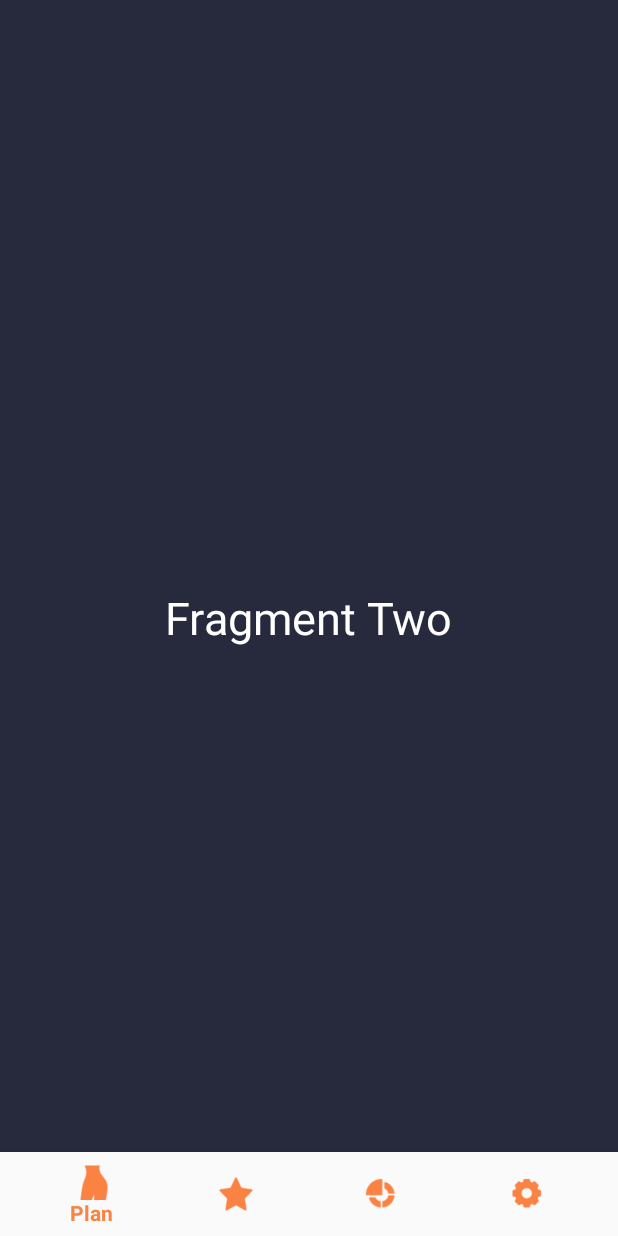
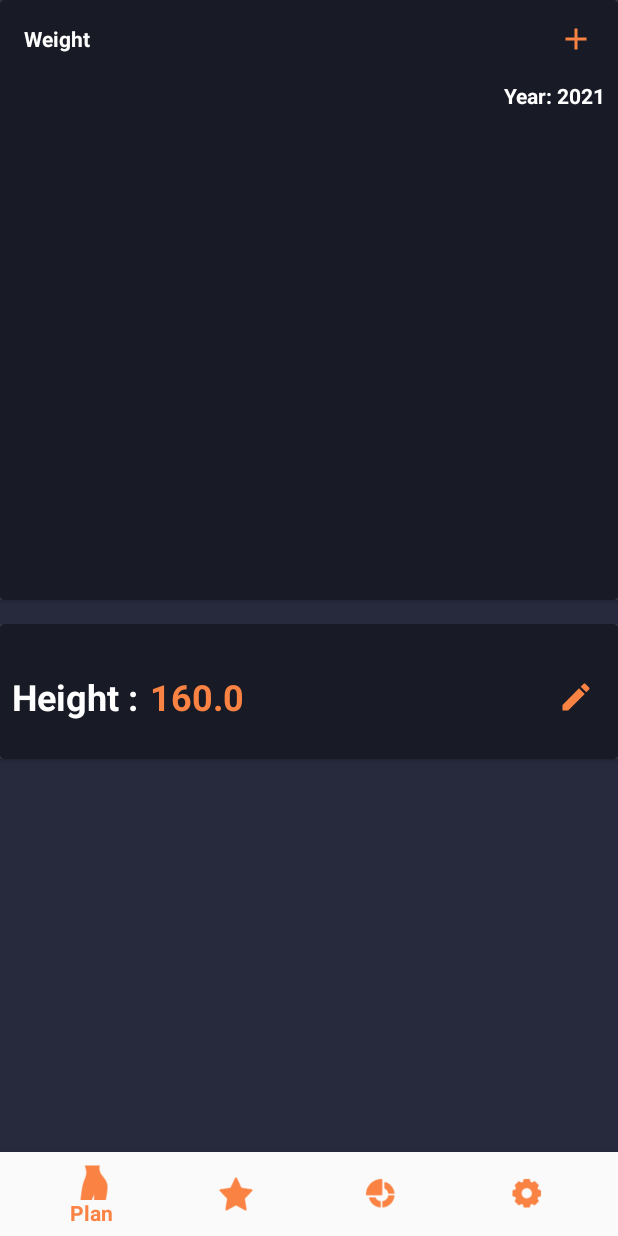
Before and after one commit to tungdaoUTE/weightBase, an Android app: the fragment DataFragment placed in its activity, on a phone screen of 412 x 824 dp. Run offline under Robolectric (Android 15) with nearby library versions, the phone set to English and light mode, and no system bars; 1 statement that could not run was skipped.

Commit message:
fragment data

```diff
--- /dev/null
+++ b/app/src/main/res/drawable/ic_baseline_add_24.xml
@@ -0,0 +1,5 @@
+<vector android:height="24dp" android:tint="#FA8344"
+    android:viewportHeight="24" android:viewportWidth="24"
+    android:width="24dp" xmlns:android="http://schemas.android.com/apk/res/android">
+    <path android:fillColor="@android:color/white" android:pathData="M19,13h-6v6h-2v-6H5v-2h6V5h2v6h6v2z"/>
+</vector>
--- a/app/src/main/res/drawable/ic_baseline_edit_24.xml
+++ b/app/src/main/res/drawable/ic_baseline_edit_24.xml
@@ -1,4 +1,4 @@
-<vector android:height="24dp" android:tint="#FFFFFF"
+<vector android:height="24dp" android:tint="#FA8344"
     android:viewportHeight="24" android:viewportWidth="24"
     android:width="24dp" xmlns:android="http://schemas.android.com/apk/res/android">
     <path android:fillColor="@android:color/white" android:pathData="M3,17.25V21h3.75L17.81,9.94l-3.75,-3.75L3,17.25zM20.71,7.04c0.39,-0.39 0.39,-1.02 0,-1.41l-2.34,-2.34c-0.39,-0.39 -1.02,-0.39 -1.41,0l-1.83,1.83 3.75,3.75 1.83,-1.83z"/>
--- a/app/src/main/res/layout/fragment_data.xml
+++ b/app/src/main/res/layout/fragment_data.xml
@@ -1,15 +1,114 @@
 <?xml version="1.0" encoding="utf-8"?>
-<RelativeLayout xmlns:android="http://schemas.android.com/apk/res/android"
+<LinearLayout xmlns:android="http://schemas.android.com/apk/res/android"
+    xmlns:app="http://schemas.android.com/apk/res-auto"
+    xmlns:tools="http://schemas.android.com/tools"
     android:layout_width="match_parent"
     android:layout_height="match_parent"
-    android:background="#272A3D">
+    android:background="#272A3D"
+    android:orientation="vertical">
 
-    <TextView
-        android:layout_width="wrap_content"
-        android:layout_height="wrap_content"
-        android:layout_centerInParent="true"
-        android:textSize="30sp"
-        android:textColor="#ffffff"
-        android:text="Fragment Two"/>
+    <androidx.cardview.widget.CardView
+        android:layout_width="match_parent"
+        android:layout_height="400dp">
 
-</RelativeLayout>
+        <androidx.constraintlayout.widget.ConstraintLayout
+            android:layout_width="match_parent"
+            android:layout_height="match_parent"
+            android:background="#181A25">
+
+            <TextView
+                android:id="@+id/textView19"
+                android:layout_width="wrap_content"
+                android:layout_height="wrap_content"
+                android:layout_marginStart="16dp"
+                android:layout_marginTop="16dp"
+                android:text="Weight"
+                android:textColor="@color/white"
+                android:textStyle="bold"
+                app:layout_constraintStart_toStartOf="parent"
+                app:layout_constraintTop_toTopOf="parent" />
+
+            <ImageView
+                android:id="@+id/imageView6"
+                android:layout_width="wrap_content"
+                android:layout_height="wrap_content"
+                android:layout_marginEnd="16dp"
+                app:layout_constraintBottom_toBottomOf="@+id/textView19"
+                app:layout_constraintEnd_toEndOf="parent"
+                app:layout_constraintTop_toTopOf="@+id/textView19"
+                app:srcCompat="@drawable/ic_baseline_add_24" />
+
+            <TextView
+                android:id="@+id/textView26"
+                android:layout_width="wrap_content"
+                android:layout_height="wrap_content"
+                android:layout_marginTop="16dp"
+                android:layout_marginEnd="8dp"
+                android:text="Year: 2021"
+                android:textColor="@color/white"
+                android:textStyle="bold"
+                app:layout_constraintEnd_toEndOf="parent"
+                app:layout_constraintTop_toBottomOf="@+id/imageView6" />
+
+            <View
+                android:id="@+id/view"
+                android:layout_width="0dp"
+                android:layout_height="264dp"
+                android:layout_marginBottom="24dp"
+                app:layout_constraintBottom_toBottomOf="parent"
+                app:layout_constraintEnd_toEndOf="parent"
+                app:layout_constraintStart_toStartOf="parent" />
+        </androidx.constraintlayout.widget.ConstraintLayout>
+    </androidx.cardview.widget.CardView>
+
+    <androidx.cardview.widget.CardView
+        android:layout_marginTop="16dp"
+        android:layout_width="match_parent"
+        android:layout_height="90dp" >
+
+        <androidx.constraintlayout.widget.ConstraintLayout
+            android:background="#181A25"
+            android:layout_width="match_parent"
+            android:layout_height="match_parent">
+
+            <TextView
+                android:id="@+id/textView27"
+                android:layout_width="wrap_content"
+                android:layout_height="wrap_content"
+                android:layout_marginStart="8dp"
+                android:layout_marginTop="44dp"
+                android:layout_marginBottom="37dp"
+                android:text="Height :"
+                android:textSize="24sp"
+                android:textColor="@color/white"
+                android:textStyle="bold"
+                app:layout_constraintBottom_toBottomOf="parent"
+                app:layout_constraintStart_toStartOf="parent"
+                app:layout_constraintTop_toTopOf="parent" />
+
+            <TextView
+                android:id="@+id/textView28"
+                android:layout_width="wrap_content"
+                android:layout_height="wrap_content"
+                android:layout_marginStart="8dp"
+                android:text="160.0"
+                android:textColor="@color/orange"
+                android:textStyle="bold"
+                android:textSize="24sp"
+                app:layout_constraintBottom_toBottomOf="@+id/textView27"
+                app:layout_constraintStart_toEndOf="@+id/textView27"
+                app:layout_constraintTop_toTopOf="@+id/textView27"
+                app:layout_constraintVertical_bias="0.307" />
+
+            <ImageView
+                android:id="@+id/imageView7"
+                android:layout_width="wrap_content"
+                android:layout_height="wrap_content"
+                android:layout_marginEnd="16dp"
+                app:layout_constraintBottom_toBottomOf="@+id/textView28"
+                app:layout_constraintEnd_toEndOf="parent"
+                app:layout_constraintTop_toTopOf="@+id/textView28"
+                app:srcCompat="@drawable/ic_baseline_edit_24" />
+        </androidx.constraintlayout.widget.ConstraintLayout>
+    </androidx.cardview.widget.CardView>
+</LinearLayout>
--- a/app/src/main/res/values/colors.xml
+++ b/app/src/main/res/values/colors.xml
@@ -16,4 +16,5 @@
     <color name="transparent">#00000000</color>
     <color name="translucent_white">#88ffffff</color>
     <color name="blue">#3374E4</color>
+    <color name="orange">#FA8344</color>
 </resources>
```
